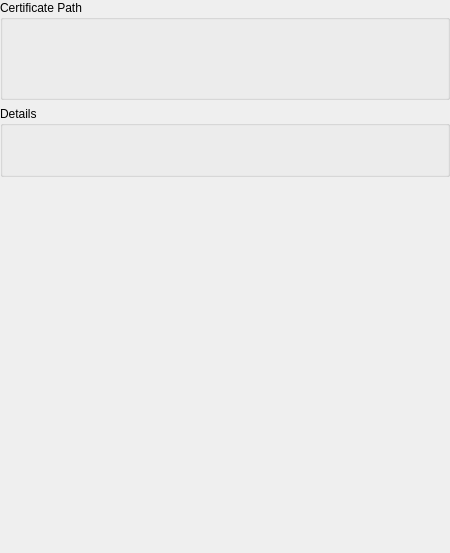
Before: the Qt Designer form resources/ui/widget/certificatedetail.ui in jdoubleu/certman, drawn with Qt 5.
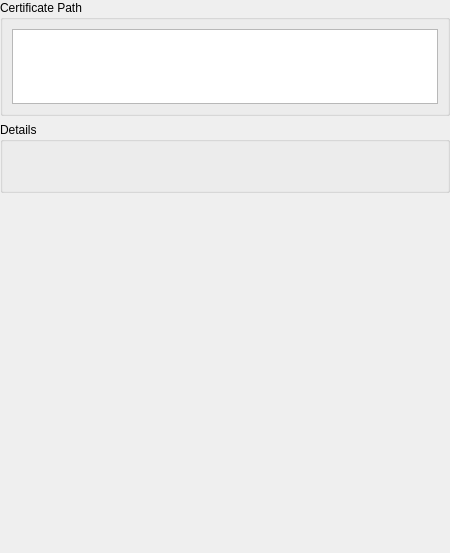
After: the same form once the commit is applied.

Commit message:
Update certificate detail widget layout
Add a tree widget in certificate path group box and configure it.

Diff of the .ui file:
```diff
--- a/resources/ui/widget/certificatedetail.ui
+++ b/resources/ui/widget/certificatedetail.ui
@@ -55,7 +55,7 @@
         <x>0</x>
         <y>0</y>
         <width>450</width>
-        <height>250</height>
+        <height>274</height>
        </rect>
       </property>
       <property name="sizePolicy">
@@ -94,6 +94,80 @@
          <property name="title">
           <string>Certificate Path</string>
          </property>
+         <layout class="QGridLayout" name="gridLayout">
+          <item row="0" column="0">
+           <widget class="QTreeWidget" name="certificate_chain_tree">
+            <property name="enabled">
+             <bool>true</bool>
+            </property>
+            <property name="sizePolicy">
+             <sizepolicy hsizetype="MinimumExpanding" vsizetype="MinimumExpanding">
+              <horstretch>0</horstretch>
+              <verstretch>0</verstretch>
+             </sizepolicy>
+            </property>
+            <property name="minimumSize">
+             <size>
+              <width>0</width>
+              <height>75</height>
+             </size>
+            </property>
+            <property name="maximumSize">
+             <size>
+              <width>16777215</width>
+              <height>75</height>
+             </size>
+            </property>
+            <property name="autoFillBackground">
+             <bool>false</bool>
+            </property>
+            <property name="verticalScrollBarPolicy">
+             <enum>Qt::ScrollBarAlwaysOff</enum>
+            </property>
+            <property name="horizontalScrollBarPolicy">
+             <enum>Qt::ScrollBarAlwaysOff</enum>
+            </property>
+            <property name="autoScroll">
+             <bool>false</bool>
+            </property>
+            <property name="autoScrollMargin">
+             <number>0</number>
+            </property>
+            <property name="editTriggers">
+             <set>QAbstractItemView::NoEditTriggers</set>
+            </property>
+            <property name="showDropIndicator" stdset="0">
+             <bool>true</bool>
+            </property>
+            <property name="rootIsDecorated">
+             <bool>true</bool>
+            </property>
+            <property name="uniformRowHeights">
+             <bool>true</bool>
+            </property>
+            <property name="itemsExpandable">
+             <bool>false</bool>
+            </property>
+            <property name="headerHidden">
+             <bool>true</bool>
+            </property>
+            <property name="expandsOnDoubleClick">
+             <bool>false</bool>
+            </property>
+            <attribute name="headerShowSortIndicator" stdset="0">
+             <bool>false</bool>
+            </attribute>
+            <attribute name="headerStretchLastSection">
+             <bool>true</bool>
+            </attribute>
+            <column>
+             <property name="text">
+              <string>Common Name</string>
+             </property>
+            </column>
+           </widget>
+          </item>
+         </layout>
         </widget>
        </item>
        <item>
```
